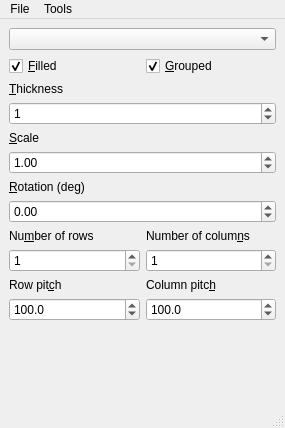
This is ControlWindow.ui in tortugueta/Array as Qt 5 draws it before an edit. The edited form follows.
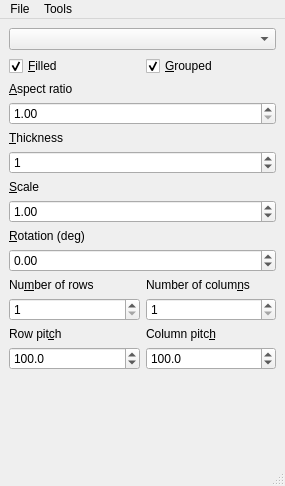
This is the edited form.

Commit message: Add aspect ratio control to the shapes

Patch:
```diff
--- a/ControlWindow.ui
+++ b/ControlWindow.ui
@@ -8,7 +8,7 @@
     <x>0</x>
     <y>0</y>
     <width>285</width>
-    <height>428</height>
+    <height>486</height>
    </rect>
   </property>
   <property name="sizePolicy">
@@ -20,13 +20,13 @@
   <property name="minimumSize">
    <size>
     <width>235</width>
-    <height>428</height>
+    <height>486</height>
    </size>
   </property>
   <property name="maximumSize">
    <size>
     <width>16777215</width>
-    <height>428</height>
+    <height>486</height>
    </size>
   </property>
   <property name="focusPolicy">
@@ -67,6 +67,36 @@
       </item>
      </layout>
     </item>
+    <item>
+     <layout class="QVBoxLayout" name="verticalLayout_21">
+      <item>
+       <widget class="QLabel" name="aspectRatio_label">
+        <property name="text">
+         <string>&amp;Aspect ratio</string>
+        </property>
+        <property name="buddy">
+         <cstring>aspectRatio_doubleSpinBox</cstring>
+        </property>
+       </widget>
+      </item>
+      <item>
+       <widget class="QDoubleSpinBox" name="aspectRatio_doubleSpinBox">
+        <property name="decimals">
+         <number>2</number>
+        </property>
+        <property name="minimum">
+         <double>1.000000000000000</double>
+        </property>
+        <property name="maximum">
+         <double>1000.000000000000000</double>
+        </property>
+        <property name="singleStep">
+         <double>0.100000000000000</double>
+        </property>
+       </widget>
+      </item>
+     </layout>
+    </item>
     <item>
      <layout class="QVBoxLayout" name="verticalLayout_19">
       <item>
```
Left out of the diff: 3 changed lines with no effect on the pictures. The commit also changes 2 other files.
